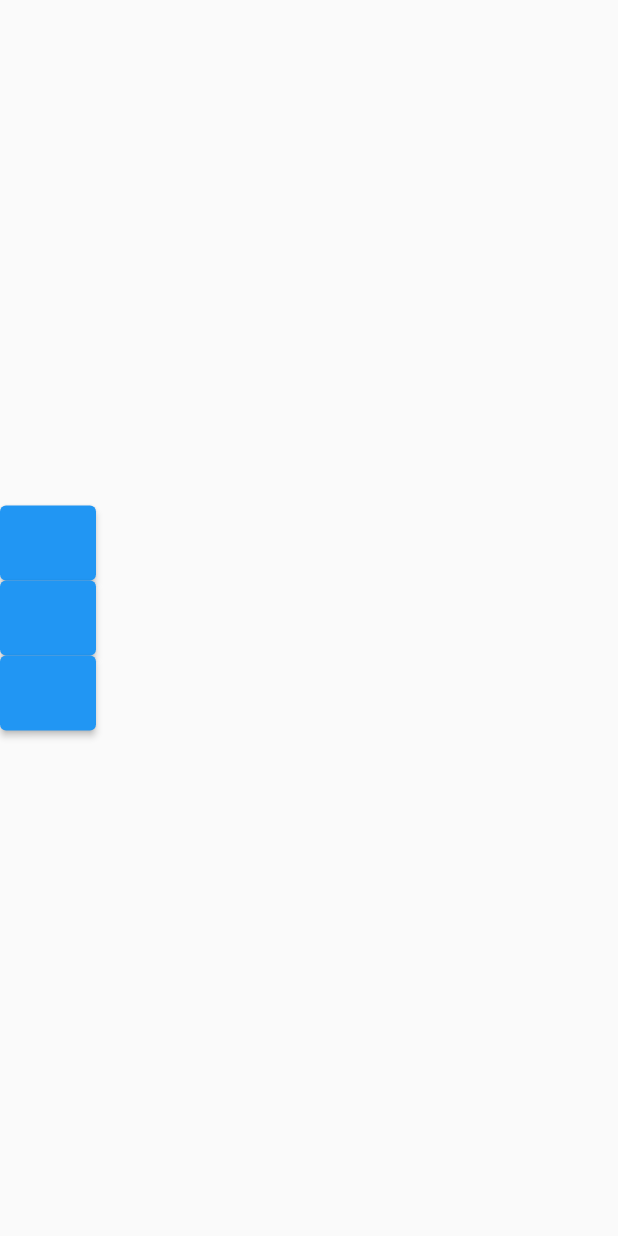
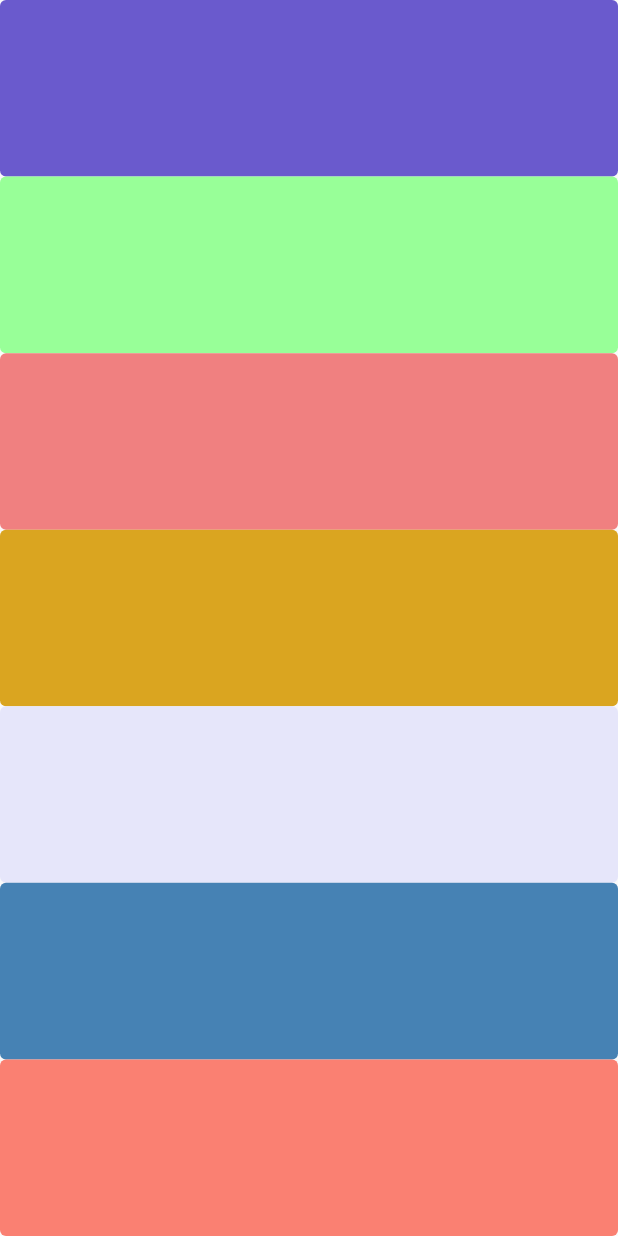
Before and after one commit to FS705/xylephone, a Flutter app: the screen it shows after launch, on a phone screen of 412 x 824 dp. Run offline on Flutter 3.47's test engine with Material 2 defaults, Android fonts, the light colour scheme and no system bars; our stand-ins replace audioplayers.

Commit message:
Fixed UI

```diff
--- a/lib/main.dart
+++ b/lib/main.dart
@@ -1,46 +1,51 @@
 import 'package:flutter/material.dart';
 import 'package:audioplayers/audioplayers.dart';
-void main() => runApp(XylophoneApp());
+
+void main() => runApp(const XylophoneApp());
 
 class XylophoneApp extends StatelessWidget {
-  void playSound(int soundNumber) {
-    // Implement sound playing logic
+  const XylophoneApp({super.key});
+
+  Future<void> playSound(int soundNumber) async {
+    final player = AudioPlayer();
+    await player.play(AssetSource("note$soundNumber.wav"));
   }
 
+  Expanded buildKey({required Color backgroundColor, required int soundNumber}) {
+    return   Expanded(
+      child: TextButton(
+        style: TextButton.styleFrom(backgroundColor: backgroundColor),
+        child: const Text(''),
+        onPressed: () async {
+          playSound(soundNumber);
+        },
+      ),
+    );
+  }
   @override
   Widget build(BuildContext context) {
     return MaterialApp(
-      home: Center(
-        child: Scaffold(
+      home:Scaffold(
 
-            body: Column(
-              mainAxisSize: MainAxisSize.max,
-              mainAxisAlignment: MainAxisAlignment.center,
-              children: [
-                ElevatedButton(
-                  child: SizedBox(height: 50,),
-                  onPressed: () async {
-                    final player = AudioPlayer();
-                    await player.play(AssetSource("note1.wav"));
-                  },),
-                ElevatedButton(
-                  child: SizedBox(height: 50,),
-                  onPressed: () async {
-                    final player = AudioPlayer();
-                    await player.play(AssetSource("note2.wav"));
-                  },),
-                ElevatedButton(
-                  child: SizedBox(height: 50,),
-                  onPressed: () async {
-                    final player = AudioPlayer();
-                    await player.play(AssetSource("note3.wav"));
-                  },
-                ),
-              ],
+            body: SafeArea(
+              child: Center( child:
+
+              Column(
+                mainAxisSize: MainAxisSize.max,
+                crossAxisAlignment: CrossAxisAlignment.stretch,
+                children: [
+                  buildKey(backgroundColor: Color(0xFF6A5ACD), soundNumber: 1),
+                  buildKey(backgroundColor: Color(0xFF98FF98), soundNumber: 2),
+                  buildKey(backgroundColor: Color(0xFFF08080), soundNumber: 3),
+                  buildKey(backgroundColor: Color(0xFFDAA520), soundNumber: 4),
+                  buildKey(backgroundColor: Color(0xFFE6E6FA), soundNumber: 5),
+                  buildKey(backgroundColor: Color(0xFF4682B4), soundNumber: 6),
+                  buildKey(backgroundColor: Color(0xFFFA8072), soundNumber: 7),
+                ],
+              ),
+          ),
             ),
-          ),
       ),
-
     );
   }
 }
```
Also changed, not shown: 21 other files.
